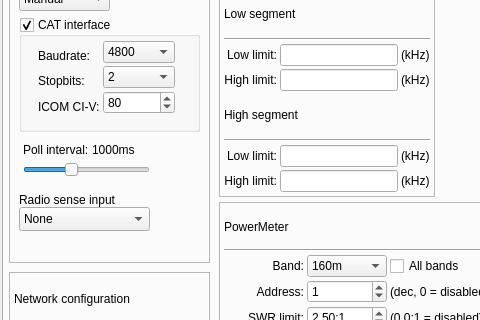
The window that c/openASC_Configurator/ui/mainwindow.ui (thegeek82000/openasc) describes before a commit, drawn with Qt 5; both pictures show x 0 to 480 and y 140 to 460 of the 656 by 640 pixel window.
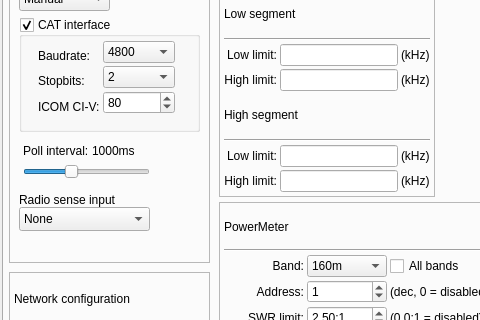
The same window after the commit.

Patch:
```diff
--- a/c/openASC_Configurator/ui/mainwindow.ui
+++ b/c/openASC_Configurator/ui/mainwindow.ui
@@ -390,7 +390,7 @@
            <x>10</x>
            <y>225</y>
            <width>135</width>
-           <height>44</height>
+           <height>46</height>
           </rect>
          </property>
          <layout class="QVBoxLayout" name="verticalLayoutPollInterval">
```
Left out of the diff: 2 changed lines with no effect on the pictures.
